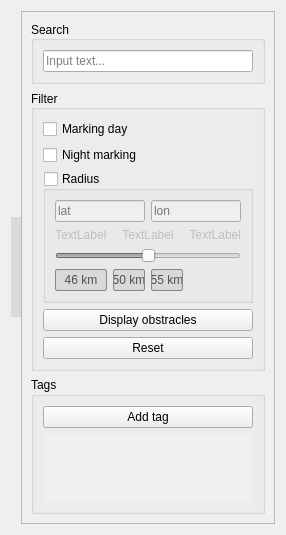
First picture: the form in sidebar.ui, repository khmaksim/AviacominfoTools, before the edit.
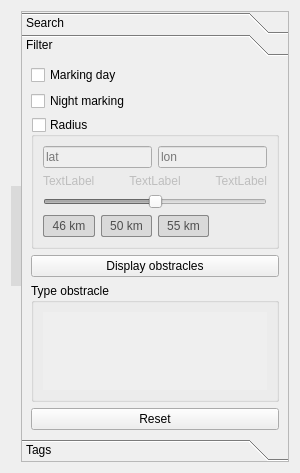
Second picture: the form after the edit. The open tabs and pages were chosen to show the change. Icons and pictures are not drawn.

Commit message: Changed side bar, add tool box. Added function for filter on type obstracle.

Diff of the .ui file:
```diff
--- a/sidebar.ui
+++ b/sidebar.ui
@@ -6,8 +6,8 @@
    <rect>
     <x>0</x>
     <y>0</y>
-    <width>263</width>
-    <height>497</height>
+    <width>300</width>
+    <height>473</height>
    </rect>
   </property>
   <property name="sizePolicy">
@@ -23,6 +23,43 @@
    <property name="spacing">
     <number>0</number>
    </property>
+   <item row="0" column="0">
+    <widget class="QLabel" name="arrow">
+     <property name="minimumSize">
+      <size>
+       <width>10</width>
+       <height>0</height>
+      </size>
+     </property>
+     <property name="maximumSize">
+      <size>
+       <width>16777215</width>
+       <height>100</height>
+      </size>
+     </property>
+     <property name="autoFillBackground">
+      <bool>false</bool>
+     </property>
+     <property name="styleSheet">
+      <string notr="true">background-color: rgb(218, 218, 218);</string>
+     </property>
+     <property name="frameShape">
+      <enum>QFrame::NoFrame</enum>
+     </property>
+     <property name="text">
+      <string/>
+     </property>
+     <property name="pixmap">
+      <pixmap resource="aviacominfotools.qrc">:/images/res/img/arrow-left.png</pixmap>
+     </property>
+     <property name="scaledContents">
+      <bool>false</bool>
+     </property>
+     <property name="alignment">
+      <set>Qt::AlignCenter</set>
+     </property>
+    </widget>
+   </item>
    <item row="0" column="1">
     <widget class="QFrame" name="frame">
      <property name="sizePolicy">
@@ -41,16 +78,43 @@
       <enum>QFrame::Plain</enum>
      </property>
      <layout class="QVBoxLayout" name="verticalLayout">
+      <property name="spacing">
+       <number>0</number>
+      </property>
+      <property name="leftMargin">
+       <number>0</number>
+      </property>
+      <property name="topMargin">
+       <number>0</number>
+      </property>
+      <property name="rightMargin">
+       <number>0</number>
+      </property>
+      <property name="bottomMargin">
+       <number>0</number>
+      </property>
       <item>
-       <widget class="QGroupBox" name="groupBox">
-        <property name="title">
+       <widget class="QToolBox" name="toolBox">
+        <property name="currentIndex">
+         <number>2</number>
+        </property>
+        <property name="tabSpacing">
+         <number>0</number>
+        </property>
+        <widget class="QWidget" name="searchItem">
+         <property name="geometry">
+          <rect>
+           <x>0</x>
+           <y>0</y>
+           <width>270</width>
+           <height>390</height>
+          </rect>
+         </property>
+         <attribute name="label">
          <string>Search</string>
-        </property>
-        <property name="alignment">
-         <set>Qt::AlignLeading|Qt::AlignLeft|Qt::AlignVCenter</set>
-        </property>
-        <layout class="QHBoxLayout" name="horizontalLayout">
-         <item>
+         </attribute>
+         <layout class="QGridLayout" name="gridLayout_6">
+          <item row="0" column="0">
           <widget class="QLineEdit" name="searchLineEdit">
            <property name="placeholderText">
             <string>Input text...</string>
@@ -60,18 +124,34 @@
            </property>
           </widget>
          </item>
-        </layout>
-       </widget>
-      </item>
-      <item>
-       <widget class="QGroupBox" name="groupBox_3">
-        <property name="title">
+          <item row="1" column="0">
+           <spacer name="verticalSpacer">
+            <property name="orientation">
+             <enum>Qt::Vertical</enum>
+            </property>
+            <property name="sizeHint" stdset="0">
+             <size>
+              <width>20</width>
+              <height>40</height>
+             </size>
+            </property>
+           </spacer>
+          </item>
+         </layout>
+        </widget>
+        <widget class="QWidget" name="filterItem">
+         <property name="geometry">
+          <rect>
+           <x>0</x>
+           <y>0</y>
+           <width>270</width>
+           <height>390</height>
+          </rect>
+         </property>
+         <attribute name="label">
          <string>Filter</string>
-        </property>
-        <property name="alignment">
-         <set>Qt::AlignLeading|Qt::AlignLeft|Qt::AlignVCenter</set>
-        </property>
-        <layout class="QGridLayout" name="gridLayout_3">
+         </attribute>
+         <layout class="QGridLayout" name="gridLayout_7">
          <item row="2" column="0">
           <widget class="QGroupBox" name="radiusGroupBox">
            <property name="enabled">
@@ -226,9 +306,44 @@
           </widget>
          </item>
          <item row="4" column="0">
-          <widget class="QPushButton" name="resetFilterButton">
+           <widget class="QGroupBox" name="groupBox_4">
+            <property name="title">
+             <string>Type obstracle</string>
+            </property>
+            <property name="flat">
+             <bool>true</bool>
+            </property>
+            <layout class="QGridLayout" name="gridLayout_5">
+             <item row="0" column="0">
+              <widget class="QScrollArea" name="typeObstracleScrollArea">
+               <property name="frameShape">
+                <enum>QFrame::NoFrame</enum>
+               </property>
+               <property name="widgetResizable">
+                <bool>true</bool>
+               </property>
+               <property name="alignment">
+                <set>Qt::AlignLeading|Qt::AlignLeft|Qt::AlignTop</set>
+               </property>
+               <widget class="QWidget" name="typeObstacleScrollAreaWidgetContents">
+                <property name="geometry">
+                 <rect>
+                  <x>0</x>
+                  <y>0</y>
+                  <width>234</width>
+                  <height>105</height>
+                 </rect>
+                </property>
+               </widget>
+              </widget>
+             </item>
+            </layout>
+           </widget>
+          </item>
+          <item row="3" column="0">
+           <widget class="QPushButton" name="displayObstraclesButton">
            <property name="text">
-            <string>Reset</string>
+             <string>Display obstracles</string>
            </property>
           </widget>
          </item>
@@ -252,29 +367,21 @@
            </property>
           </widget>
          </item>
-         <item row="3" column="0">
-          <widget class="QPushButton" name="displayObstraclesButton">
+          <item row="5" column="0">
+           <widget class="QPushButton" name="resetFilterButton">
            <property name="text">
-            <string>Display obstracles</string>
+             <string>Reset</string>
            </property>
           </widget>
          </item>
         </layout>
        </widget>
-      </item>
-      <item>
-       <widget class="QGroupBox" name="groupBox_2">
-        <property name="sizePolicy">
-         <sizepolicy hsizetype="Preferred" vsizetype="Expanding">
-          <horstretch>0</horstretch>
-          <verstretch>0</verstretch>
-         </sizepolicy>
-        </property>
-        <property name="title">
+        <widget class="QWidget" name="page">
+         <attribute name="label">
          <string>Tags</string>
-        </property>
-        <layout class="QGridLayout" name="gridLayout_4">
-         <item row="0" column="0" colspan="2">
+         </attribute>
+         <layout class="QGridLayout" name="gridLayout_3">
+          <item row="0" column="0">
           <widget class="QPushButton" name="addTagButton">
            <property name="enabled">
             <bool>true</bool>
@@ -284,7 +391,7 @@
            </property>
           </widget>
          </item>
-         <item row="1" column="0" colspan="2">
+          <item row="1" column="0">
           <widget class="QScrollArea" name="scrollArea">
            <property name="autoFillBackground">
             <bool>false</bool>
@@ -312,8 +419,8 @@
              <rect>
               <x>0</x>
               <y>0</y>
-              <width>195</width>
-              <height>69</height>
+               <width>252</width>
+               <height>343</height>
              </rect>
             </property>
            </widget>
@@ -321,45 +428,9 @@
          </item>
         </layout>
        </widget>
-      </item>
-     </layout>
-    </widget>
-   </item>
-   <item row="0" column="0">
-    <widget class="QLabel" name="label">
-     <property name="minimumSize">
-      <size>
-       <width>10</width>
-       <height>0</height>
-      </size>
-     </property>
-     <property name="maximumSize">
-      <size>
-       <width>16777215</width>
-       <height>100</height>
-      </size>
-     </property>
-     <property name="autoFillBackground">
-      <bool>false</bool>
-     </property>
-     <property name="styleSheet">
-      <string notr="true">background-color: rgb(218, 218, 218);</string>
-     </property>
-     <property name="frameShape">
-      <enum>QFrame::NoFrame</enum>
-     </property>
-     <property name="text">
-      <string/>
-     </property>
-     <property name="pixmap">
-      <pixmap resource="aviacominfotools.qrc">:/images/res/img/arrow-left.png</pixmap>
-     </property>
-     <property name="scaledContents">
-      <bool>false</bool>
-     </property>
-     <property name="alignment">
-      <set>Qt::AlignCenter</set>
-     </property>
+       </widget>
+      </item>
+     </layout>
     </widget>
    </item>
   </layout>
```
Left out of the diff: 97 changed lines with no effect on the pictures. Lines whose indentation alone changed are shown as unchanged. The commit also changes 6 other files.
